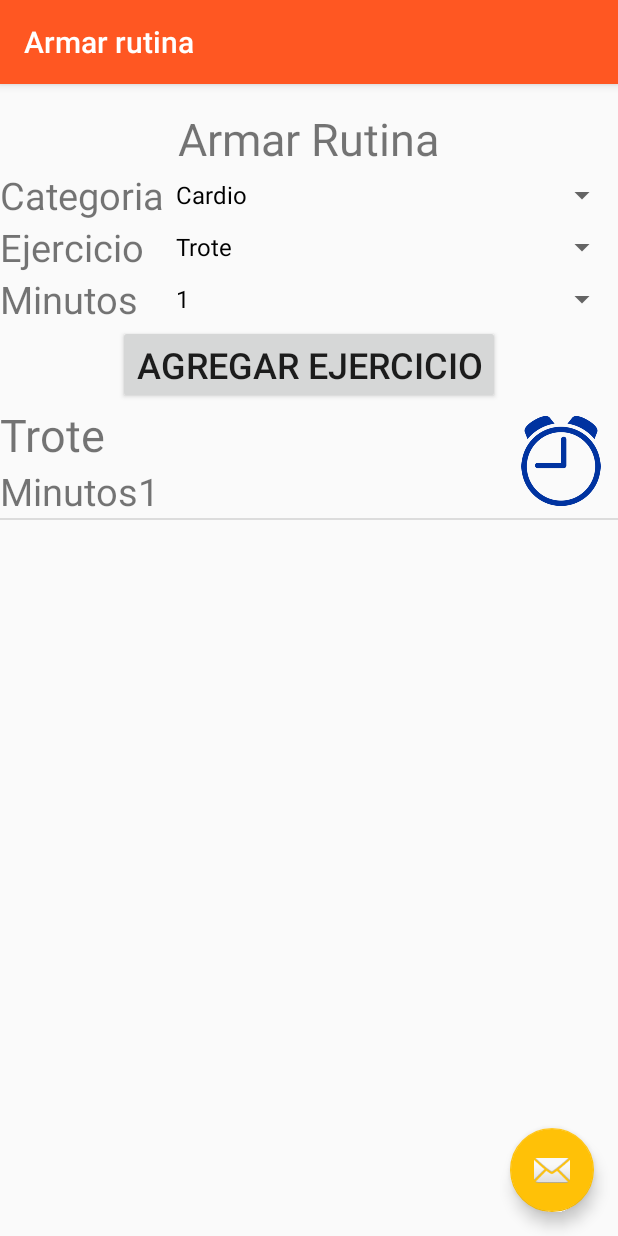
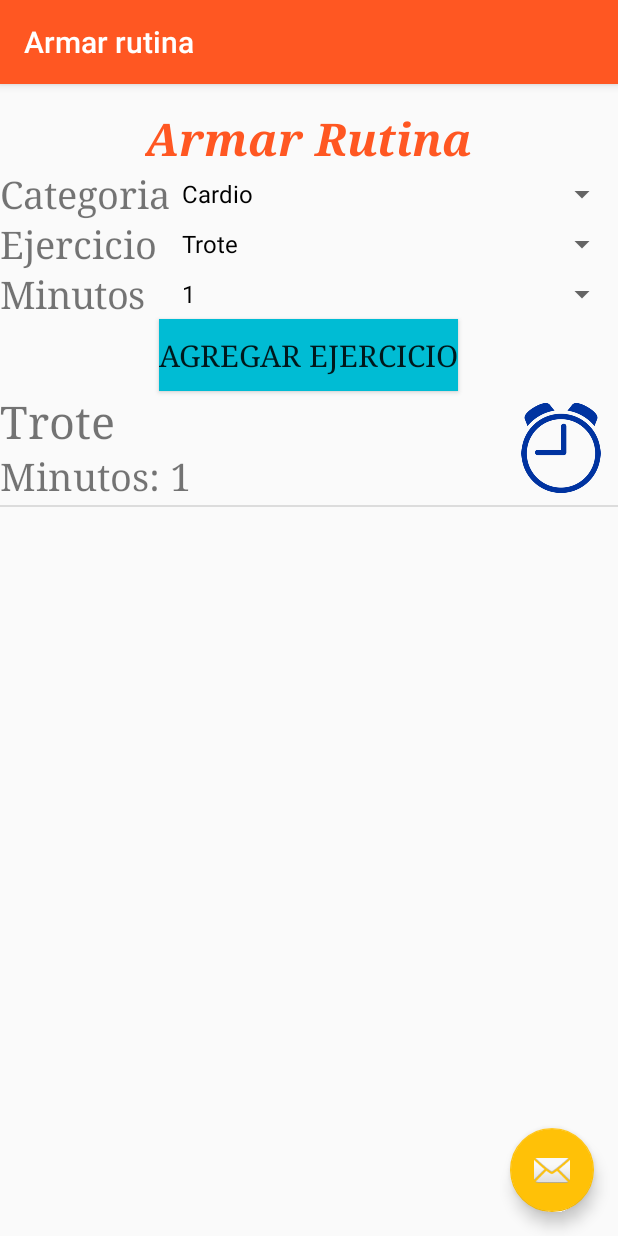
Before and after one commit to LEDODO99/HCIProy2, an Android app: the ArmarRutina screen opened directly, with no data from a screen before it, after a tap on "AGREGAR EJERCICIO", on a phone screen of 412 x 824 dp. Run offline under Robolectric (Android 15) with nearby library versions, the phone set to English and light mode, and no system bars.

Commit message:
Cambiar colores y hacer bonito rutinas

```diff
--- a/app/src/main/java/com/example/proyectohci/ArmarRutina.java
+++ b/app/src/main/java/com/example/proyectohci/ArmarRutina.java
@@ -119,8 +119,10 @@ public class ArmarRutina extends AppCompatActivity {
             public void onItemSelected(AdapterView<?> parent, View view, int position, long id) {
                 String sp2= String.valueOf(s2.getSelectedItem());
                 if (Arrays.asList(getResources().getStringArray(R.array.time_exercises_routine)).contains(sp2)){
+                    textViewMedidores.setTextSize(25);
                     textViewMedidores.setText("Minutos");
                 }else{
+                    textViewMedidores.setTextSize(18);
                     textViewMedidores.setText("Repeticiones");
                 }
             }
@@ -209,7 +211,7 @@ public class ArmarRutina extends AppCompatActivity {
             else
                 imageView.setImageResource((R.drawable.green_check));
             textViewEjercicio.setText(nombreEjercicio.get(i));
-            textViewTipo.setText(tipoEjercicio.get(i));
+            textViewTipo.setText(tipoEjercicio.get(i)+": ");
             textCantidad.setText(numeroReps.get(i).toString());
             view.setLongClickable(true);
             return view;
--- a/app/src/main/res/layout/content_armar_rutina2.xml
+++ b/app/src/main/res/layout/content_armar_rutina2.xml
@@ -15,8 +15,11 @@
         android:layout_alignParentTop="true"
         android:layout_centerHorizontal="true"
         android:layout_marginTop="16dp"
+        android:fontFamily="serif"
         android:text="Armar Rutina"
-        android:textSize="30sp" />
+        android:textColor="#FF5722"
+        android:textSize="30sp"
+        android:textStyle="bold|italic"  />
 
     <TextView
         android:id="@+id/categoria_ejercicio"
@@ -25,7 +28,8 @@
         android:layout_below="@id/titulo_armar_rutina"
         android:layout_alignParentLeft="true"
         android:text="Categoria"
-        android:textSize="25sp" />
+        android:textSize="25sp"
+        android:fontFamily="serif"  />
     <Spinner
         android:layout_width="wrap_content"
         android:layout_height="wrap_content"
@@ -33,7 +37,8 @@
         android:layout_below="@id/titulo_armar_rutina"
         android:layout_alignParentRight="true"
         android:layout_toRightOf="@id/categoria_ejercicio"
-        android:layout_alignBottom="@id/categoria_ejercicio"></Spinner>
+        android:layout_alignBottom="@id/categoria_ejercicio"
+        android:fontFamily="serif" ></Spinner>
 
     <TextView
         android:id="@+id/txt_tag_ejericio_armar"
@@ -43,6 +48,7 @@
         android:layout_alignRight="@id/categoria_ejercicio"
         android:layout_alignParentLeft="true"
         android:text="Ejercicio"
+        android:fontFamily="serif"
         android:textSize="25sp" />
     <Spinner
         android:layout_width="wrap_content"
@@ -60,7 +66,8 @@
         android:layout_alignParentLeft="true"
         android:layout_below="@id/txt_tag_ejericio_armar"
         android:textSize="25sp"
-        android:layout_alignRight="@+id/categoria_ejercicio"/>
+        android:layout_alignRight="@+id/categoria_ejercicio"
+        android:fontFamily="serif" />
     <Spinner
         android:layout_width="wrap_content"
         android:layout_height="wrap_content"
@@ -76,7 +83,9 @@
         android:layout_below="@id/txt_medicion_agregar_ejercicio"
         android:layout_centerHorizontal="true"
         android:text="Agregar Ejercicio"
-        android:textSize="24sp" />
+        android:textSize="20sp"
+        android:background="#00BCD4"
+        android:fontFamily="serif" />
     <ListView
         android:layout_width="wrap_content"
         android:layout_height="wrap_content"
--- a/app/src/main/res/layout/custom_layout_rutina_ejercicio.xml
+++ b/app/src/main/res/layout/custom_layout_rutina_ejercicio.xml
@@ -11,7 +11,8 @@
         android:layout_alignParentLeft="true"
         android:layout_alignParentTop="true"
         android:text="Text View"
-        android:textSize="30dp"/>
+        android:textSize="30dp"
+        android:fontFamily="serif" />
 
     <TextView
         android:layout_width="wrap_content"
@@ -20,7 +21,8 @@
         android:layout_alignParentLeft="true"
         android:layout_below="@+id/custom_nombre_ejercicio"
         android:textSize="25dp"
-        android:text="Text VIew"/>
+        android:text="Text VIew"
+        android:fontFamily="serif" />
 
     <TextView
         android:layout_width="wrap_content"
@@ -29,7 +31,8 @@
         android:layout_toRightOf="@id/custom_medidor_set"
         android:layout_alignTop="@+id/custom_medidor_set"
         android:textSize="25dp"
-        android:text="Text VIew"/>
+        android:text="Text VIew"
+        android:fontFamily="serif" />
 
     <ImageView
         android:id="@+id/iv_estado"
```
